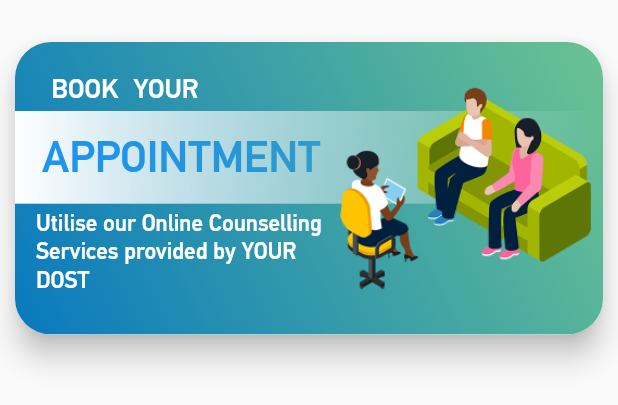
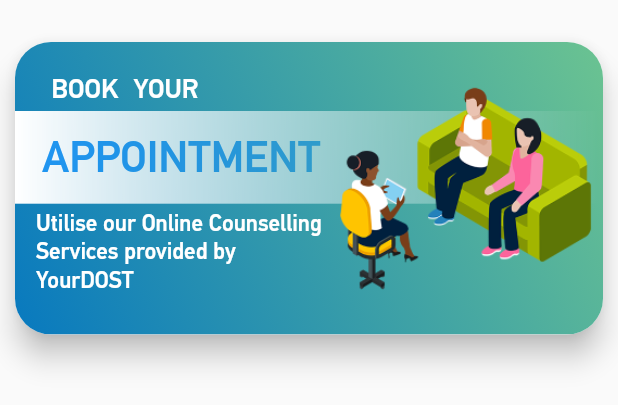
Before and after one commit to dscnitrourkela/project-avocado, a Flutter app: what appointmentCard() shows on an empty page, opened directly, on a phone screen of 412 x 824 dp. Shown: the top 405 px of the screen. Run offline on Flutter 3.47's test engine with Material 2 defaults, Android fonts, the phone set to English and light mode, and no system bars; our stand-ins replace camera, cloud_firestore, connectivity, firebase_analytics, firebase_auth, firebase_core and 17 more; missing offline and left inert: ndialog, rate_my_app; accounts and stored records are empty.

Commit message:
fix: Edit YourDOST string

```diff
--- a/scp/lib/ui/cards.dart
+++ b/scp/lib/ui/cards.dart
@@ -125,12 +125,13 @@ Widget appointmentCard(BuildContext context) {
                           child: SizedBox(
                             width: heightFactor * 0.47,
                             child: Text(
-                              'Utilise our Online Counselling Services provided by YOUR DOST',
+                              'Utilise our Online Counselling Services provided by YourDOST',
                               style: TextStyle(
-                                  fontSize: heightFactor * 0.037,
-                                  color: Colors.white,
-                                  fontWeight: FontWeight.w500,
-                                  fontFamily: 'PfDin'),
+                                fontSize: heightFactor * 0.037,
+                                color: Colors.white,
+                                fontWeight: FontWeight.w500,
+                                fontFamily: 'PfDin',
+                              ),
                             ),
                           ),
                         )
```
